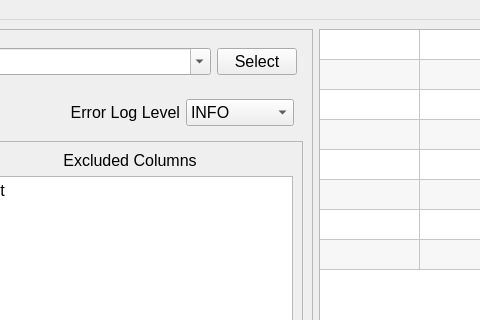
Old version of the form LoggerPlotter.ui in the repository salinsalins/LoggerPlotterPy; both pictures show x 395 to 875 and y 0 to 320 of the 1073 by 767 pixel window.
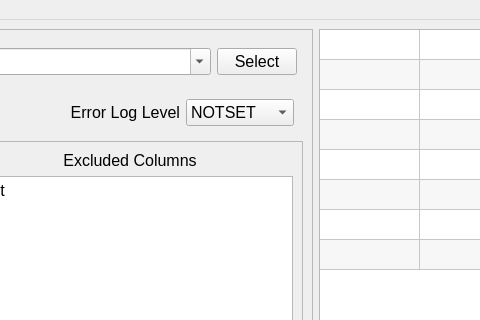
New version of the form. The open tabs and pages were chosen to show the change.

The edit to the form file:
```diff
--- a/LoggerPlotter.ui
+++ b/LoggerPlotter.ui
@@ -406,18 +406,13 @@
                        <bool>false</bool>
                       </property>
                       <property name="currentIndex">
-                       <number>1</number>
+                       <number>0</number>
                       </property>
                       <item>
                        <property name="text">
                         <string notr="true">NOTSET</string>
                        </property>
                       </item>
-                      <item>
-                       <property name="text">
-                        <string notr="true">INFO</string>
-                       </property>
-                      </item>
                       <item>
                        <property name="text">
                         <string notr="true">DEBUG</string>
```
Left out of the diff: 9 changed lines with no effect on the pictures.
